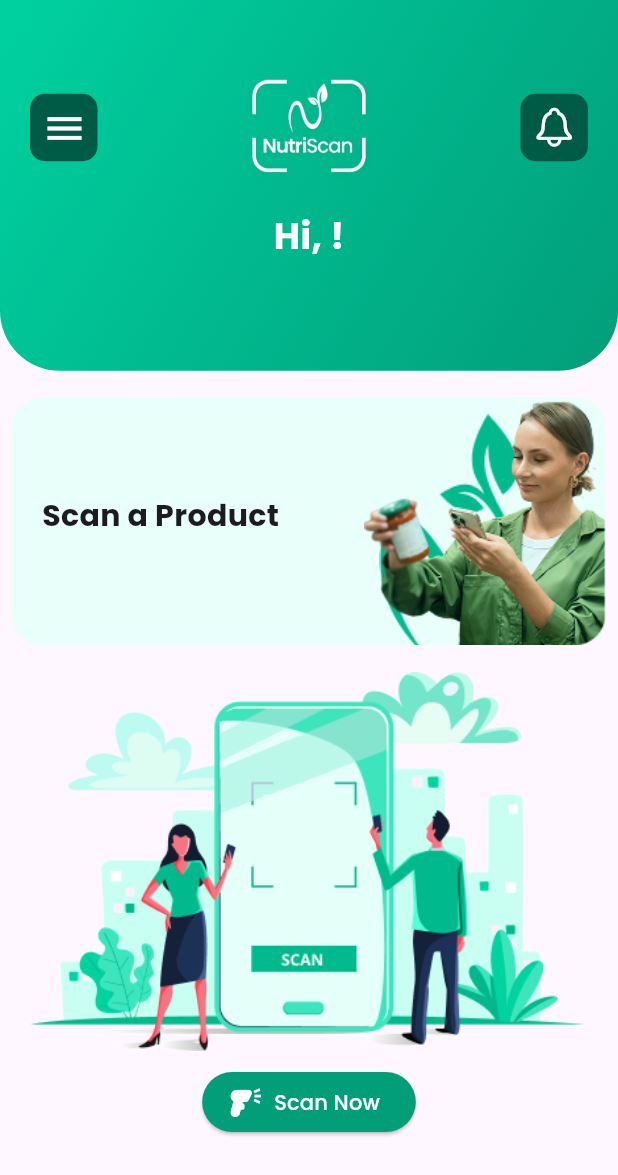
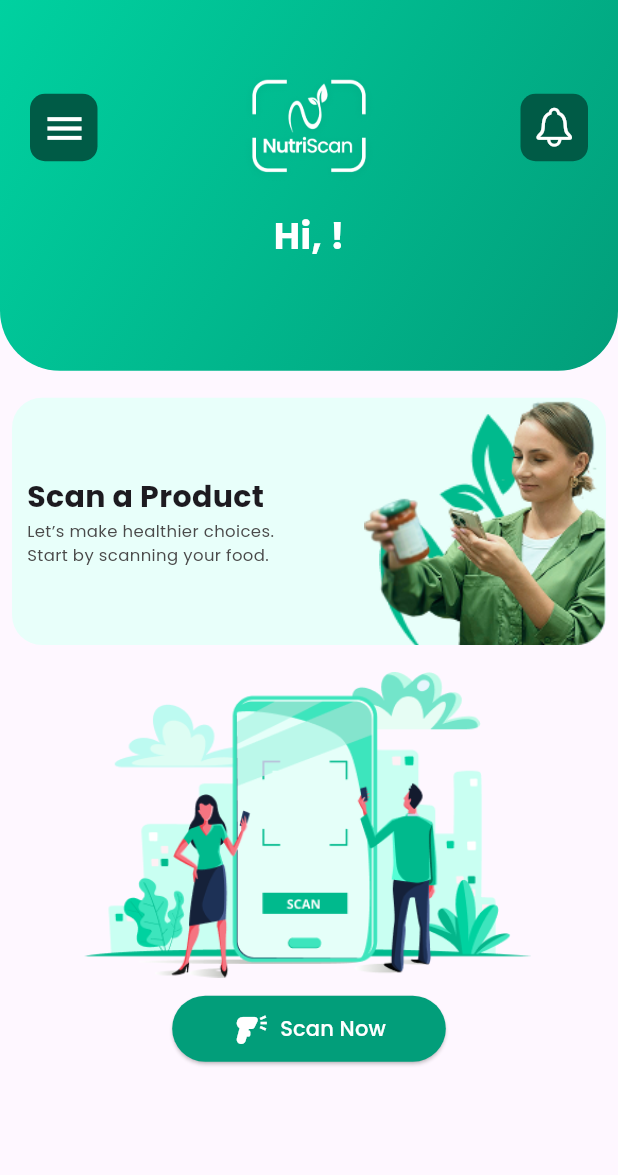
Before and after one commit to shaharyar4t4/NutriScan, a Flutter app: the HomeScreen screen opened by its route, on a phone screen of 412 x 824 dp. Shown: the top 1175 px of the screen. Run offline on Flutter 3.47's test engine with Material 3 defaults, Android fonts, the phone set to English and light mode, and no system bars; our stand-ins replace cloud_firestore, connectivity_plus, firebase_auth, firebase_core, get, google_fonts and 2 more; missing offline and left inert: barcode_scan2, openfoodfacts; accounts and stored records are empty.

Commit message:
updated the layout of HomePages

```diff
--- a/lib/core/constants/app_colors.dart
+++ b/lib/core/constants/app_colors.dart
@@ -7,3 +7,5 @@ const Color w_text = Color(0xFFFFFFFF);
 const Color b_text = Color(0xFF000000);
 const Color icon_bg = Color(0xFF005B46);
 const Color card_bg = Color(0xFFE8FFFA);
+const Color sub_text = Color(0xFF4A4A4A);
+const Color error_color = Color(0xFFa70000);
--- a/lib/feacture/auth/controller/login_controller.dart
+++ b/lib/feacture/auth/controller/login_controller.dart
@@ -35,6 +35,8 @@ class LoginController {
         'Error',
         result ?? 'Unknown error',
         snackPosition: SnackPosition.BOTTOM,
+        backgroundColor: error_color,
+        colorText: Colors.white,
       );
     }
   }
--- a/lib/feacture/barcode/home_screen/view_home_screen.dart
+++ b/lib/feacture/barcode/home_screen/view_home_screen.dart
@@ -123,14 +123,23 @@ class _HomeScreenState extends State<HomeScreen> {
                     mainAxisAlignment: MainAxisAlignment.center,
                     children: [
                       Padding(
-                        padding: const EdgeInsets.symmetric(horizontal: 20),
-                        child: Text(
-                          "Scan a Product",
-                          style: TextStyle(
-                              fontSize: 20, fontWeight: FontWeight.bold),
+                        padding: const EdgeInsets.symmetric(horizontal: 10),
+                        child: Column(
+                          crossAxisAlignment: CrossAxisAlignment.start,
+                          children: [
+                            Text(
+                              "Scan a Product",
+                              style: TextStyle(
+                                  fontSize: 20, fontWeight: FontWeight.bold),
+                            ),
+                            Text(
+                              "Let’s make healthier choices.\nStart by scanning your food.",
+                              style: TextStyle(fontSize: 11, color: sub_text),
+                            ),
+                          ],
                         ),
                       ),
-                      const SizedBox(height: 7),
+
                       // if (_barcode != null) Text('Last Scanned: $_barcode'),
                     ],
                   ),
@@ -159,7 +168,10 @@ class _HomeScreenState extends State<HomeScreen> {
               Padding(
                 padding:
                     const EdgeInsets.symmetric(horizontal: 20, vertical: 10),
-                child: Image.asset("assets/images/home-screen.png"),
+                child: Image.asset(
+                  "assets/images/home-screen.png",
+                  width: 300,
+                ),
               ),
               ElevatedButton.icon(
                 onPressed: () {
@@ -190,6 +202,7 @@ class _HomeScreenState extends State<HomeScreen> {
                       )
                     : Text("Scan Now"),
                 style: ElevatedButton.styleFrom(
+                  padding: EdgeInsets.symmetric(horizontal: 40, vertical: 10),
                   backgroundColor: bg_down, // green button color
                   foregroundColor: Colors.white,
                   shape: RoundedRectangleBorder(
```
